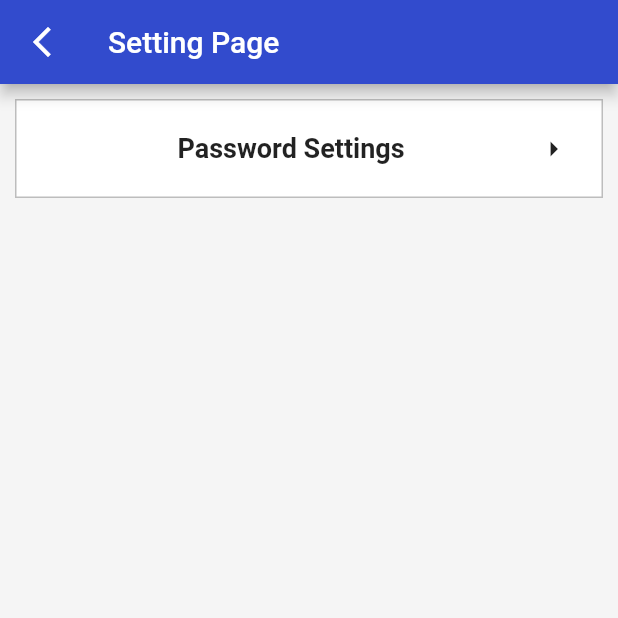
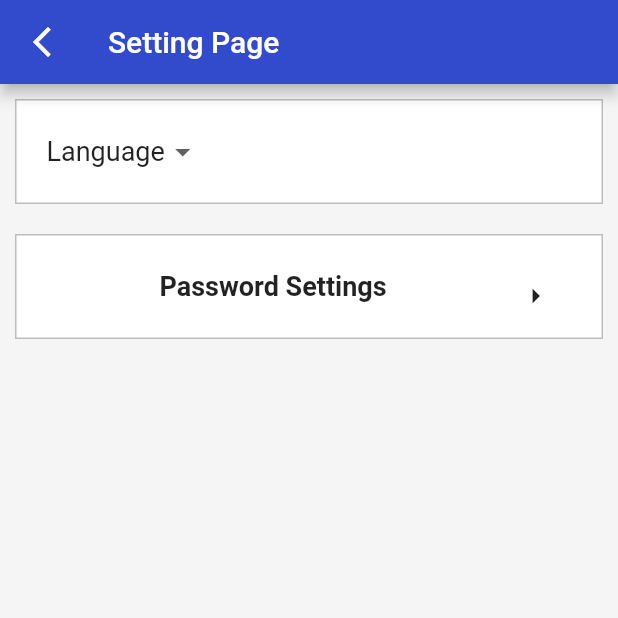
Before and after one commit to Pingggggzi/test_project_emotion_office, a Flutter app: the Setting screen opened directly, on a phone screen of 412 x 824 dp, the top half of it. Run offline on Flutter 3.47's test engine with Material 2 defaults, Android fonts, the phone set to English and light mode, and no system bars; our stand-ins replace chewie, fluttertoast, image_picker, video_player.

Commit message:
Update setting and add popup box

```diff
--- a/lib/screens/setting.dart
+++ b/lib/screens/setting.dart
@@ -1,5 +1,6 @@
 import 'package:flutter/material.dart';
 import 'package:test_project_emotion/screens/homepage.dart';
+import 'package:test_project_emotion/screens/passwordsetting.dart';
 
 class Setting extends StatefulWidget {
   @override
@@ -8,6 +9,9 @@ class Setting extends StatefulWidget {
 
 class _SettingState extends State<Setting> {
   @override
+  String? valueChoose;
+  List listItem = ['English', '中文'];
+
   Widget build(BuildContext context) {
     return Scaffold(
       appBar: AppBar(
@@ -24,8 +28,46 @@ class _SettingState extends State<Setting> {
         decoration: BoxDecoration(color: Colors.grey[100]),
         child: Column(
           children: [
-            Row(),
             Container(
+              width: double.infinity,
+              height: 70,
+              margin: EdgeInsets.all(10),
+              padding: EdgeInsets.all(20),
+              decoration: BoxDecoration(
+                color: Colors.white,
+                border: Border.all(color: Colors.black26),
+              ),
+              child: Row(
+                children: [
+                  DropdownButton(
+                    hint: Text(
+                      "Language",
+                      style: TextStyle(
+                        color: Colors.black87,
+                        fontSize: 18,
+                      ),
+                    ),
+                    underline: SizedBox(),
+                    style: TextStyle(color: Colors.black, fontSize: 18),
+                    value: valueChoose,
+                    onChanged: (val) {
+                      setState(() {
+                        valueChoose = val as String;
+                      });
+                    },
+                    items: listItem.map((valueItem) {
+                      return DropdownMenuItem(
+                        value: valueItem,
+                        child: Text(valueItem),
+                      );
+                    }).toList(),
+                  ),
+                ],
+              ),
+            ),
+            Container(
+              width: double.infinity,
+              height: 70,
               margin: EdgeInsets.all(10),
               padding: EdgeInsets.all(20),
               decoration: BoxDecoration(
@@ -42,7 +84,13 @@ class _SettingState extends State<Setting> {
                           TextStyle(fontSize: 18, fontWeight: FontWeight.bold),
                     ),
                   ),
-                  Icon(Icons.arrow_right),
+                  IconButton(
+                    icon: Icon(Icons.arrow_right),
+                    onPressed: () {
+                      Navigator.of(context).pushReplacement(MaterialPageRoute(
+                          builder: (ctx) => Passwordsetting()));
+                    },
+                  )
                 ],
               ),
             ),
--- a/lib/widgets/passwordtextformField.dart
+++ b/lib/widgets/passwordtextformField.dart
@@ -27,7 +27,7 @@ class PasswordTextFormField extends StatelessWidget {
             color: Colors.black,
           ),
         ),
-        hintStyle: TextStyle(color: Colors.black),
+        hintStyle: TextStyle(color: Colors.grey[500]),
       ),
     );
   }
```
Also changed, not shown: lib/screens/passwordsetting.dart (added, +159 -0 lines), lib/screens/profile.dart (+99 -9 lines).
